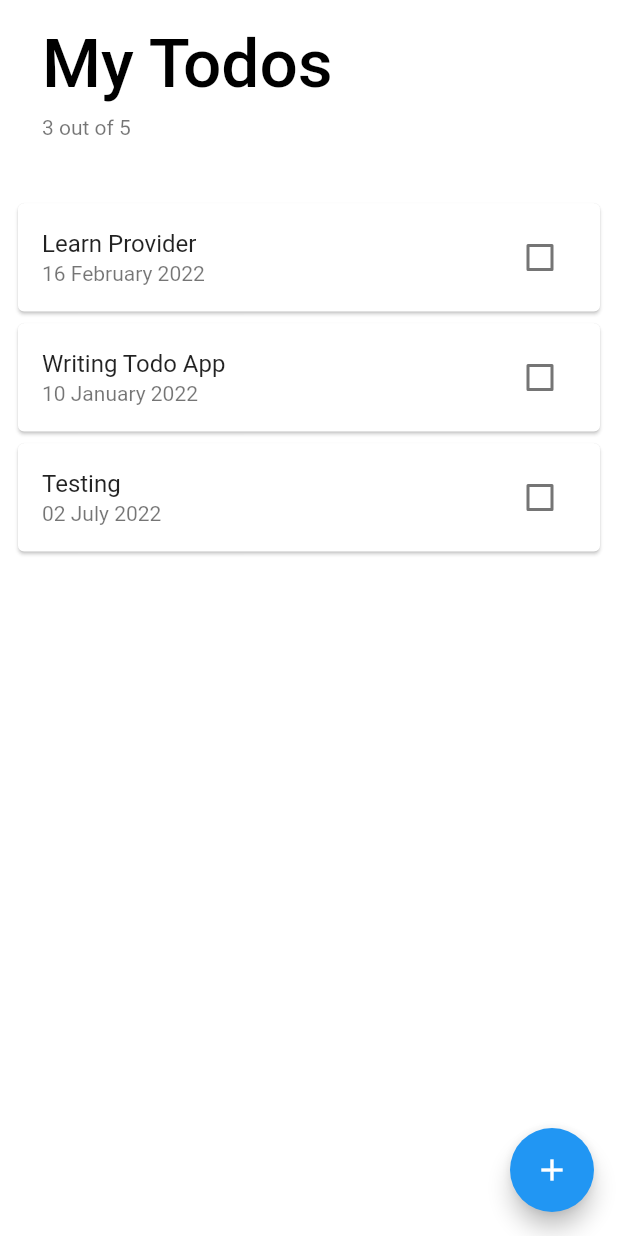
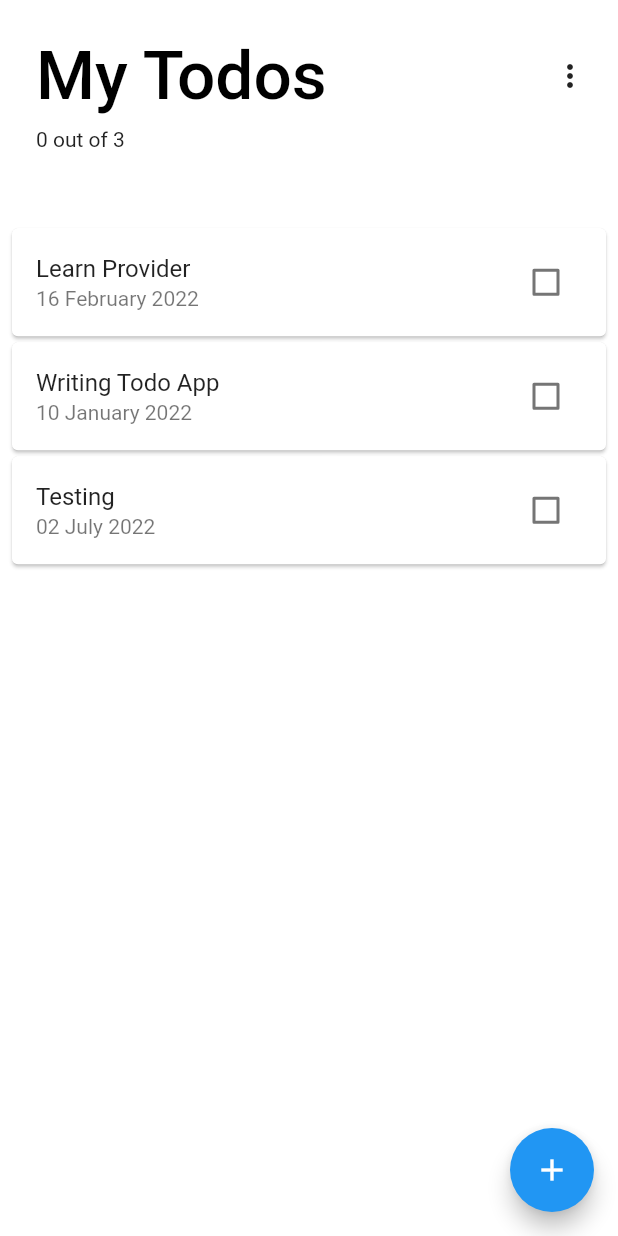
Before and after one commit to voltrans-it-fitz/voltrans-it-fitz, a Flutter app: the screen it shows after launch, on a phone screen of 412 x 824 dp. Run offline on Flutter 3.47's test engine with Material 2 defaults, Android fonts, the phone set to English and light mode, and no system bars.

Commit message:
using the provider, add the default size, ui things

```diff
--- a/lib/app.dart
+++ b/lib/app.dart
@@ -1,72 +1,62 @@
 import 'package:flutter/material.dart';
-import 'package:flutter/services.dart';
-import 'package:todo_app_fitz/todo.dart';
+import 'package:provider/provider.dart';
+import 'package:todo_app_fitz/todo_manager.dart';
 import 'package:todo_app_fitz/todo_tile.dart';
 
 import 'add_todo.dart';
+import 'config.dart';
 
-class App extends StatefulWidget {
+class App extends StatelessWidget {
   const App({
     Key? key,
   }) : super(key: key);
-
-  @override
-  State<App> createState() => _AppState();
-}
-
-class _AppState extends State<App> {
-  // Simulate get the todos from service
-  List<Todo> todos = [...mockTodos];
   @override
   Widget build(BuildContext context) {
+    final _todoManager = Provider.of<TodoManager>(context);
     return Container(
       color: ThemeData().primaryColor,
       child: SafeArea(
         child: Scaffold(
           backgroundColor: Colors.white,
-          appBar: AppBar(
-            elevation: 0,
-            systemOverlayStyle: SystemUiOverlayStyle.light,
-            backgroundColor: Colors.transparent,
-            toolbarHeight: MediaQuery.of(context).size.height * 0.15,
-            flexibleSpace: Container(
-              padding: const EdgeInsets.all(8.0),
-              child: Card(
-                elevation: 0,
-                child: ListTile(
-                  title: Text(
-                    'My Todos',
-                    style: Theme.of(context).textTheme.headline3!.copyWith(
-                          fontWeight: FontWeight.w500,
-                          color: Colors.black,
-                        ),
+          appBar: MyTodoAppBar(
+            heading: Text(
+              'My Todos',
+              style: Theme.of(context).textTheme.headline3,
+            ),
+            toolbarHeight:
+                MediaQuery.of(context).size.height * SizeConfig.appBarRatio,
+            popupMenuButton: PopupMenuButton(
+              itemBuilder: (context) {
+                return [
+                  const PopupMenuItem<String>(
+                    value: '',
+                    child: Text('Show only completed'),
                   ),
-                  subtitle: const Padding(
-                    padding: EdgeInsets.only(top: 8.0),
-                    child: Text('3 out of 5'),
-                  ),
-                ),
+                ];
+              },
+            ),
+            subtitle: Padding(
+              padding: const EdgeInsets.only(top: SizeConfig.defaultPadding),
+              child: Text(
+                '${_todoManager.completedTodoCount} out of ${_todoManager.todosLength}',
               ),
             ),
           ),
-          body: ListView.builder(
-            padding: const EdgeInsets.all(8.0),
+          body: ListView.separated(
+            separatorBuilder: (_, __) => const SizedBox(
+              height: SizeConfig.defaultPadding * 0.5,
+            ),
+            padding: const EdgeInsets.all(SizeConfig.defaultPadding),
             shrinkWrap: true,
-            itemCount: todos.length,
-            itemBuilder: (context, index) => TodoTile(
-              todos[index],
-              onSwipe: (_) => setState(() => todos.removeAt(index)),
-            ),
+            itemCount: _todoManager.todos.length,
+            itemBuilder: (context, index) => TodoTile(index),
           ),
           floatingActionButton: FloatingActionButton(
             onPressed: () async {
-              final Todo todo = await Navigator.push(
+              Navigator.push(
                 context,
                 MaterialPageRoute(builder: (context) => const AddTodoPage()),
               );
-              setState(() {
-                todos.add(todo);
-              });
             },
             child: const Icon(Icons.add),
           ),
@@ -75,3 +65,42 @@ class _AppState extends State<App> {
     );
   }
 }
+
+class MyTodoAppBar extends AppBar {
+  // ignore: annotate_overrides, overridden_fields
+  final double toolbarHeight;
+  final Widget heading;
+  final Widget subtitle;
+  final Widget? popupMenuButton;
+
+  MyTodoAppBar({
+    Key? key,
+    required this.toolbarHeight,
+    required this.heading,
+    required this.subtitle,
+    this.popupMenuButton = const SizedBox.shrink(),
+  }) : super(
+          automaticallyImplyLeading: false,
+          key: key,
+          toolbarHeight: toolbarHeight,
+          flexibleSpace: Container(
+            padding: const EdgeInsets.only(
+              left: SizeConfig.defaultPadding * 3,
+              top: SizeConfig.defaultPadding * 3,
+              right: SizeConfig.defaultPadding,
+            ),
+            child: Column(
+              crossAxisAlignment: CrossAxisAlignment.start,
+              children: [
+                Row(
+                  mainAxisAlignment: MainAxisAlignment.spaceBetween,
+                  children: [
+                    heading,
+                    popupMenuButton ?? const SizedBox.shrink(),
+                  ],
+                ),
+                subtitle,
+              ],
+            ),
+          ),
+        );
--- /dev/null
+++ b/lib/config.dart
@@ -0,0 +1,5 @@
+abstract class SizeConfig {
+  static const appBarRatio = 0.175;
+  static const defaultPadding = 8.0;
+  static const defaultRadius = 8.0;
+}
--- a/lib/todo_tile.dart
+++ b/lib/todo_tile.dart
@@ -1,43 +1,36 @@
 import 'package:flutter/material.dart';
+import 'package:provider/provider.dart';
+import 'package:todo_app_fitz/todo_manager.dart';
 
-import 'todo.dart';
+class TodoTile extends StatelessWidget {
+  const TodoTile(this.index, {Key? key}) : super(key: key);
 
-class TodoTile extends StatefulWidget {
-  const TodoTile(
-    this.todo, {
-    required this.onSwipe,
-    Key? key,
-  }) : super(key: key);
-  final Todo todo;
-  final Function(dynamic) onSwipe;
-  @override
-  State<TodoTile> createState() => _TodoTileState();
-}
+  final int index;
 
-class _TodoTileState extends State<TodoTile> {
-  bool isCompleted = false;
   @override
   Widget build(BuildContext context) {
+    final todo = Provider.of<TodoManager>(context).todos[index];
+    var lineThrough = TextStyle(
+      decoration: todo.isCompleted ? TextDecoration.lineThrough : null,
+    );
     return Dismissible(
       background: Container(color: Colors.red),
-      onDismissed: widget.onSwipe,
+      onDismissed: (_) =>
+          Provider.of<TodoManager>(context, listen: false).deleteTodo(index),
       direction: DismissDirection.endToStart,
-      key: GlobalKey(),
+      key: UniqueKey(), // key distinguishes it from the other items
       child: Card(
+        margin: EdgeInsets.zero,
         child: ListTile(
-          title: Text(
-            widget.todo.title,
-            style: TextStyle(
-              decoration: isCompleted ? TextDecoration.lineThrough : null,
-            ),
-          ),
+          title: Text(todo.title, style: lineThrough),
           trailing: Checkbox(
-            value: isCompleted,
-            onChanged: (newValue) {
-              setState(() => isCompleted = newValue ?? false);
+            value: todo.isCompleted,
+            onChanged: (v) {
+              Provider.of<TodoManager>(context, listen: false)
+                  .toggleTodo(index);
             },
           ),
-          subtitle: Text(widget.todo.formattedDate),
+          subtitle: Text(todo.formattedDate, style: lineThrough),
         ),
       ),
     );
```
Also changed, not shown: lib/add_todo.dart (+82 -57 lines).
